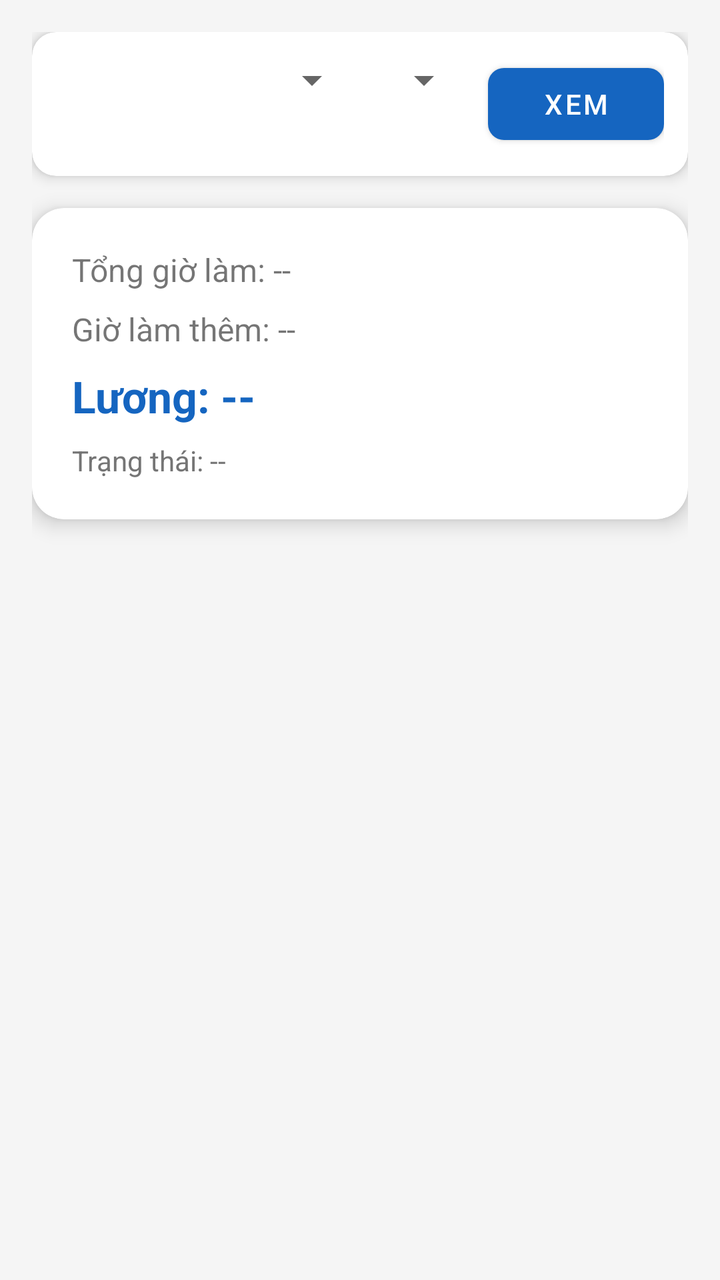
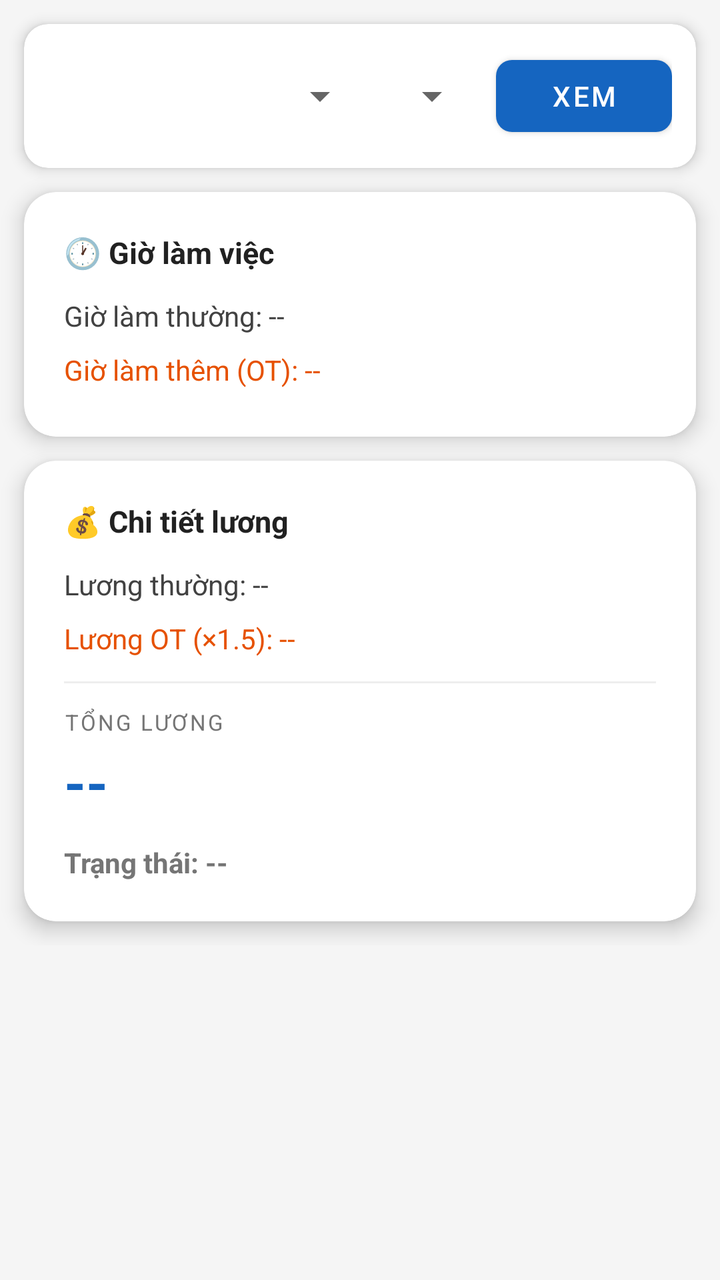

The first picture is an Android layout as it rendered before a commit; the second is the same layout after the commit. The layout source and the unified diff follow.
<!-- AndroidManifest.xml: application theme Theme.EmployeeManagement -->
<!-- res/layout/activity_salary_detail.xml -->
<?xml version="1.0" encoding="utf-8"?>
<LinearLayout xmlns:android="http://schemas.android.com/apk/res/android"
    xmlns:app="http://schemas.android.com/apk/res-auto"
    android:layout_width="match_parent"
    android:layout_height="match_parent"
    android:orientation="vertical"
    android:padding="16dp"
    android:background="@color/gray_light">

    <com.google.android.material.card.MaterialCardView
        android:layout_width="match_parent"
        android:layout_height="wrap_content"
        app:cardCornerRadius="12dp"
        app:cardElevation="4dp"
        android:layout_marginBottom="16dp">
        <LinearLayout android:layout_width="match_parent" android:layout_height="wrap_content" android:orientation="horizontal" android:padding="12dp">
            <Spinner android:id="@+id/spinnerMonth" android:layout_width="0dp" android:layout_height="wrap_content" android:layout_weight="1" android:layout_marginEnd="8dp"/>
            <Spinner android:id="@+id/spinnerYear" android:layout_width="wrap_content" android:layout_height="wrap_content" android:layout_marginEnd="8dp"/>
            <com.google.android.material.button.MaterialButton android:id="@+id/btnLoad" android:layout_width="wrap_content" android:layout_height="wrap_content" android:text="Xem" app:cornerRadius="8dp"/>
        </LinearLayout>
    </com.google.android.material.card.MaterialCardView>

    <com.google.android.material.card.MaterialCardView
        android:layout_width="match_parent"
        android:layout_height="wrap_content"
        app:cardCornerRadius="16dp"
        app:cardElevation="6dp"
        android:layout_marginBottom="16dp">
        <LinearLayout android:layout_width="match_parent" android:layout_height="wrap_content" android:orientation="vertical" android:padding="20dp">
            <TextView android:id="@+id/tvTotalHours" android:layout_width="wrap_content" android:layout_height="wrap_content" android:text="Tổng giờ làm: --" android:textSize="16sp" android:layout_marginBottom="8dp"/>
            <TextView android:id="@+id/tvOvertimeHours" android:layout_width="wrap_content" android:layout_height="wrap_content" android:text="Giờ làm thêm: --" android:textSize="16sp" android:layout_marginBottom="8dp"/>
            <TextView android:id="@+id/tvTotalSalary" android:layout_width="wrap_content" android:layout_height="wrap_content" android:text="Lương: --" android:textSize="22sp" android:textStyle="bold" android:textColor="@color/primary" android:layout_marginBottom="8dp"/>
            <TextView android:id="@+id/tvStatus" android:layout_width="wrap_content" android:layout_height="wrap_content" android:text="Trạng thái: --" android:textSize="14sp" android:textColor="@color/text_secondary"/>
        </LinearLayout>
    </com.google.android.material.card.MaterialCardView>

</LinearLayout>
<!-- resources referenced by this layout -->
<resources>
  <color name="gray_light">#F5F5F5</color>
  <color name="primary">#1565C0</color>
  <color name="text_secondary">#757575</color>
  <style name="Theme.EmployeeManagement" parent="Theme.MaterialComponents.DayNight.DarkActionBar">
          <item name="colorPrimary">@color/primary</item>
          <item name="colorPrimaryVariant">@color/primary_dark</item>
          <item name="colorOnPrimary">@color/white</item>
          <item name="colorSecondary">@color/accent</item>
          <item name="colorOnSecondary">@color/white</item>
          <item name="android:statusBarColor">@color/primary_dark</item>
      </style>
  <color name="primary_dark">#0D47A1</color>
  <color name="white">#FFFFFF</color>
  <color name="accent">#FF6F00</color>
</resources>

<!-- the commit's change to res/layout/activity_salary_detail.xml (unified diff, before → after) -->
@@ -1,37 +1,217 @@
 <?xml version="1.0" encoding="utf-8"?>
-<LinearLayout xmlns:android="http://schemas.android.com/apk/res/android"
+<ScrollView xmlns:android="http://schemas.android.com/apk/res/android"
     xmlns:app="http://schemas.android.com/apk/res-auto"
     android:layout_width="match_parent"
     android:layout_height="match_parent"
-    android:orientation="vertical"
-    android:padding="16dp"
     android:background="@color/gray_light">
 
+<LinearLayout
+    android:layout_width="match_parent"
+    android:layout_height="wrap_content"
+    android:orientation="vertical">
+
+    
     <com.google.android.material.card.MaterialCardView
         android:layout_width="match_parent"
         android:layout_height="wrap_content"
         app:cardCornerRadius="12dp"
         app:cardElevation="4dp"
-        android:layout_marginBottom="16dp">
-        <LinearLayout android:layout_width="match_parent" android:layout_height="wrap_content" android:orientation="horizontal" android:padding="12dp">
-            <Spinner android:id="@+id/spinnerMonth" android:layout_width="0dp" android:layout_height="wrap_content" android:layout_weight="1" android:layout_marginEnd="8dp"/>
-            <Spinner android:id="@+id/spinnerYear" android:layout_width="wrap_content" android:layout_height="wrap_content" android:layout_marginEnd="8dp"/>
-            <com.google.android.material.button.MaterialButton android:id="@+id/btnLoad" android:layout_width="wrap_content" android:layout_height="wrap_content" android:text="Xem" app:cornerRadius="8dp"/>
+        android:layout_margin="12dp">
+        <LinearLayout
+            android:layout_width="match_parent"
+            android:layout_height="wrap_content"
+            android:orientation="horizontal"
+            android:padding="12dp"
+            android:gravity="center_vertical">
+            <Spinner
+                android:id="@+id/spinnerMonth"
+                android:layout_width="0dp"
+                android:layout_height="wrap_content"
+                android:layout_weight="1"
+                android:layout_marginEnd="8dp"/>
+            <Spinner
+                android:id="@+id/spinnerYear"
+                android:layout_width="wrap_content"
+                android:layout_height="wrap_content"
+                android:layout_marginEnd="8dp"/>
+            <com.google.android.material.button.MaterialButton
+                android:id="@+id/btnLoad"
+                android:layout_width="wrap_content"
+                android:layout_height="wrap_content"
+                android:text="Xem"
+                app:cornerRadius="8dp"/>
         </LinearLayout>
     </com.google.android.material.card.MaterialCardView>
 
+    
+    <ProgressBar
+        android:id="@+id/progressBar"
+        android:layout_width="wrap_content"
+        android:layout_height="wrap_content"
+        android:layout_gravity="center_horizontal"
+        android:visibility="gone"
+        android:layout_marginBottom="4dp"/>
+
+    
+    <TextView
+        android:id="@+id/tvNoData"
+        android:layout_width="match_parent"
+        android:layout_height="wrap_content"
+        android:text="Chưa có dữ liệu lương cho tháng này.\nAdmin chưa tính lương hoặc bạn chưa chấm công."
+        android:gravity="center"
+        android:textSize="14sp"
+        android:textColor="@color/text_secondary"
+        android:padding="16dp"
+        android:visibility="gone"/>
+
+    
     <com.google.android.material.card.MaterialCardView
         android:layout_width="match_parent"
         android:layout_height="wrap_content"
         app:cardCornerRadius="16dp"
         app:cardElevation="6dp"
-        android:layout_marginBottom="16dp">
-        <LinearLayout android:layout_width="match_parent" android:layout_height="wrap_content" android:orientation="vertical" android:padding="20dp">
-            <TextView android:id="@+id/tvTotalHours" android:layout_width="wrap_content" android:layout_height="wrap_content" android:text="Tổng giờ làm: --" android:textSize="16sp" android:layout_marginBottom="8dp"/>
-            <TextView android:id="@+id/tvOvertimeHours" android:layout_width="wrap_content" android:layout_height="wrap_content" android:text="Giờ làm thêm: --" android:textSize="16sp" android:layout_marginBottom="8dp"/>
-            <TextView android:id="@+id/tvTotalSalary" android:layout_width="wrap_content" android:layout_height="wrap_content" android:text="Lương: --" android:textSize="22sp" android:textStyle="bold" android:textColor="@color/primary" android:layout_marginBottom="8dp"/>
-            <TextView android:id="@+id/tvStatus" android:layout_width="wrap_content" android:layout_height="wrap_content" android:text="Trạng thái: --" android:textSize="14sp" android:textColor="@color/text_secondary"/>
+        android:layout_marginHorizontal="12dp"
+        android:layout_marginBottom="12dp">
+        <LinearLayout
+            android:layout_width="match_parent"
+            android:layout_height="wrap_content"
+            android:orientation="vertical"
+            android:padding="20dp">
+
+            <TextView
+                android:layout_width="wrap_content"
+                android:layout_height="wrap_content"
+                android:text="🕐 Giờ làm việc"
+                android:textSize="15sp"
+                android:textStyle="bold"
+                android:textColor="#212121"
+                android:layout_marginBottom="12dp"/>
+
+            
+            <LinearLayout
+                android:layout_width="match_parent"
+                android:layout_height="wrap_content"
+                android:orientation="horizontal"
+                android:layout_marginBottom="8dp">
+                <TextView
+                    android:id="@+id/tvNormalHours"
+                    android:layout_width="0dp"
+                    android:layout_height="wrap_content"
+                    android:layout_weight="1"
+                    android:text="Giờ làm thường: --"
+                    android:textSize="14sp"
+                    android:textColor="#424242"/>
+            </LinearLayout>
+
+            
+            <LinearLayout
+                android:layout_width="match_parent"
+                android:layout_height="wrap_content"
+                android:orientation="horizontal"
+                android:layout_marginBottom="4dp">
+                <TextView
+                    android:id="@+id/tvOvertimeHours"
+                    android:layout_width="0dp"
+                    android:layout_height="wrap_content"
+                    android:layout_weight="1"
+                    android:text="Giờ làm thêm (OT): --"
+                    android:textSize="14sp"
+                    android:textColor="@color/orange_pending"/>
+            </LinearLayout>
+
         </LinearLayout>
     </com.google.android.material.card.MaterialCardView>
 
+    
+    <com.google.android.material.card.MaterialCardView
+        android:layout_width="match_parent"
+        android:layout_height="wrap_content"
+        app:cardCornerRadius="16dp"
+        app:cardElevation="6dp"
+        android:layout_marginHorizontal="12dp"
+        android:layout_marginBottom="12dp">
+        <LinearLayout
+            android:layout_width="match_parent"
+            android:layout_height="wrap_content"
+            android:orientation="vertical"
+            android:padding="20dp">
+
+            <TextView
+                android:layout_width="wrap_content"
+                android:layout_height="wrap_content"
+                android:text="💰 Chi tiết lương"
+                android:textSize="15sp"
+                android:textStyle="bold"
+                android:textColor="#212121"
+                android:layout_marginBottom="12dp"/>
+
+            
+            <LinearLayout
+                android:layout_width="match_parent"
+                android:layout_height="wrap_content"
+                android:orientation="horizontal"
+                android:layout_marginBottom="8dp">
+                <TextView
+                    android:id="@+id/tvNormalPay"
+                    android:layout_width="match_parent"
+                    android:layout_height="wrap_content"
+                    android:text="Lương thường: --"
+                    android:textSize="14sp"
+                    android:textColor="#424242"/>
+            </LinearLayout>
+
+            
+            <LinearLayout
+                android:layout_width="match_parent"
+                android:layout_height="wrap_content"
+                android:orientation="horizontal"
+                android:layout_marginBottom="12dp">
+                <TextView
+                    android:id="@+id/tvOvertimePay"
+                    android:layout_width="match_parent"
+                    android:layout_height="wrap_content"
+                    android:text="Lương OT (×1.5): --"
+                    android:textSize="14sp"
+                    android:textColor="@color/orange_pending"/>
+            </LinearLayout>
+
+            
+            <View
+                android:layout_width="match_parent"
+                android:layout_height="1dp"
+                android:background="#EEEEEE"
+                android:layout_marginBottom="12dp"/>
+
+            
+            <TextView
+                android:layout_width="wrap_content"
+                android:layout_height="wrap_content"
+                android:text="TỔNG LƯƠNG"
+                android:textSize="11sp"
+                android:textColor="@color/text_secondary"
+                android:letterSpacing="0.1"
+                android:layout_marginBottom="4dp"/>
+            <TextView
+                android:id="@+id/tvTotalSalary"
+                android:layout_width="wrap_content"
+                android:layout_height="wrap_content"
+                android:text="--"
+                android:textSize="28sp"
+                android:textStyle="bold"
+                android:textColor="@color/primary"
+                android:layout_marginBottom="12dp"/>
+
+            
+            <TextView
+                android:id="@+id/tvStatus"
+                android:layout_width="wrap_content"
+                android:layout_height="wrap_content"
+                android:text="Trạng thái: --"
+                android:textSize="14sp"
+                android:textStyle="bold"
+                android:textColor="@color/text_secondary"/>
+        </LinearLayout>
+    </com.google.android.material.card.MaterialCardView>
+
 </LinearLayout>
+</ScrollView>
<!-- resource entries referenced after the edit -->
@@ -1,6 +1,7 @@
 <!-- resources referenced by this layout -->
 <resources>
   <color name="gray_light">#F5F5F5</color>
+  <color name="orange_pending">#E65100</color>
   <color name="primary">#1565C0</color>
   <color name="text_secondary">#757575</color>
   <style name="Theme.EmployeeManagement" parent="Theme.MaterialComponents.DayNight.DarkActionBar">
